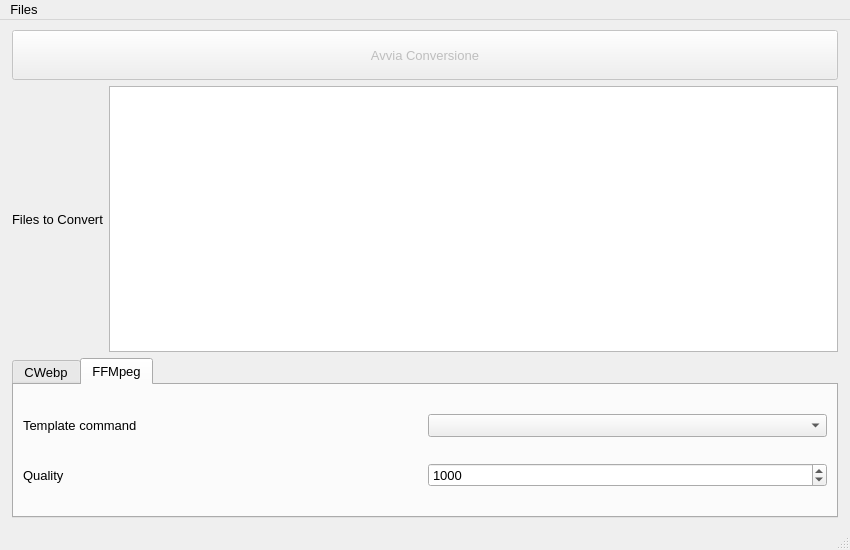
Above: main.ui from pabloindev/py_creacomandi before the change. Below: the same form after it.
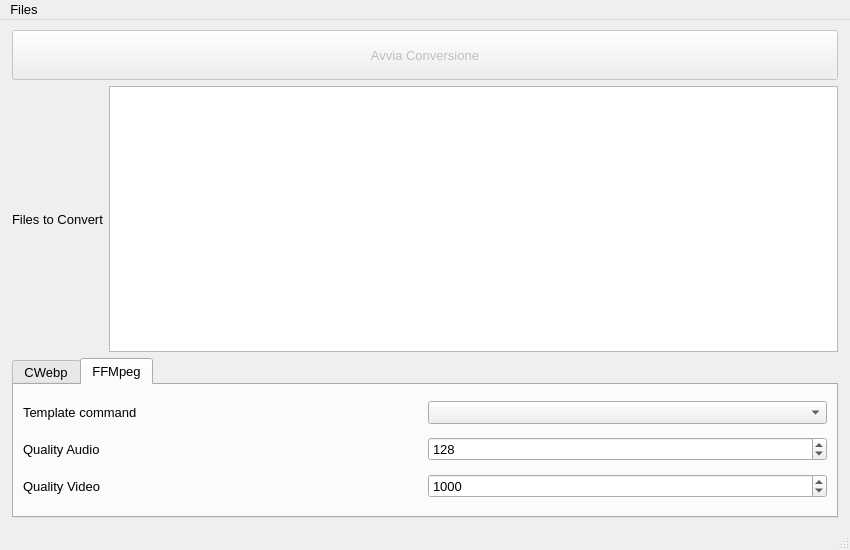
That is the form after the change.

What changed in the file:
```diff
--- a/main.ui
+++ b/main.ui
@@ -217,12 +217,36 @@
           </item>
          </layout>
         </item>
+        <item>
+         <layout class="QHBoxLayout" name="horizontalLayout_5">
+          <item>
+           <widget class="QLabel" name="label_8">
+            <property name="text">
+             <string>Quality Audio</string>
+            </property>
+           </widget>
+          </item>
+          <item>
+           <widget class="QSpinBox" name="spinBoxFFmpegBitrateAudio">
+            <property name="minimum">
+             <number>1</number>
+            </property>
+            <property name="maximum">
+             <number>320</number>
+            </property>
+            <property name="value">
+             <number>128</number>
+            </property>
+           </widget>
+          </item>
+         </layout>
+        </item>
         <item>
          <layout class="QHBoxLayout" name="horizontalLayout_3">
           <item>
            <widget class="QLabel" name="label_7">
             <property name="text">
-             <string>Quality</string>
+             <string>Quality Video</string>
             </property>
            </widget>
           </item>
```
Left out of the diff: 2 changed lines with no effect on the pictures.
